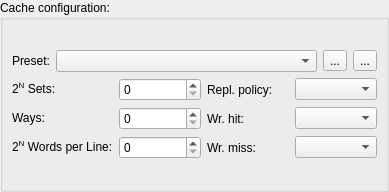
Old version of the form src/cachesim/cacheconfigwidget.ui in the repository zfwk1992/open-soc-explorer.
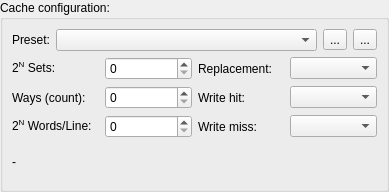
New version of the form.

```diff
--- a/src/cachesim/cacheconfigwidget.ui
+++ b/src/cachesim/cacheconfigwidget.ui
@@ -82,7 +82,7 @@
             <item row="5" column="2">
              <widget class="QLabel" name="label_9">
               <property name="text">
-               <string>Wr. hit:</string>
+               <string>Write hit:</string>
               </property>
              </widget>
             </item>
@@ -109,7 +109,7 @@
             <item row="6" column="0">
              <widget class="QLabel" name="label_3">
               <property name="text">
-               <string>&lt;html&gt;&lt;head/&gt;&lt;body&gt;&lt;p&gt;2&lt;span style=&quot; vertical-align:super;&quot;&gt;N&lt;/span&gt; Words per Line:&lt;/p&gt;&lt;/body&gt;&lt;/html&gt;</string>
+               <string>&lt;html&gt;&lt;head/&gt;&lt;body&gt;&lt;p&gt;2&lt;span style=&quot; vertical-align:super;&quot;&gt;N&lt;/span&gt; Words/Line:&lt;/p&gt;&lt;/body&gt;&lt;/html&gt;</string>
               </property>
              </widget>
             </item>
@@ -135,14 +135,14 @@
             <item row="6" column="2">
              <widget class="QLabel" name="label_10">
               <property name="text">
-               <string>Wr. miss:</string>
+               <string>Write miss:</string>
               </property>
              </widget>
             </item>
             <item row="5" column="0">
              <widget class="QLabel" name="label_2">
               <property name="text">
-               <string>&lt;html&gt;&lt;head/&gt;&lt;body&gt;Ways:&lt;/p&gt;&lt;/body&gt;&lt;/html&gt;</string>
+               <string>Ways (count):</string>
               </property>
              </widget>
             </item>
@@ -165,12 +165,22 @@
             <item row="4" column="2">
              <widget class="QLabel" name="label_8">
               <property name="text">
-               <string>Repl. policy:</string>
+               <string>Replacement:</string>
               </property>
              </widget>
             </item>
            </layout>
           </item>
+          <item>
+           <widget class="QLabel" name="summary">
+            <property name="text">
+             <string notr="true">-</string>
+            </property>
+            <property name="wordWrap">
+             <bool>true</bool>
+            </property>
+           </widget>
+          </item>
          </layout>
         </item>
        </layout>
```
Left out of the diff: 6 changed lines with no effect on the pictures.
